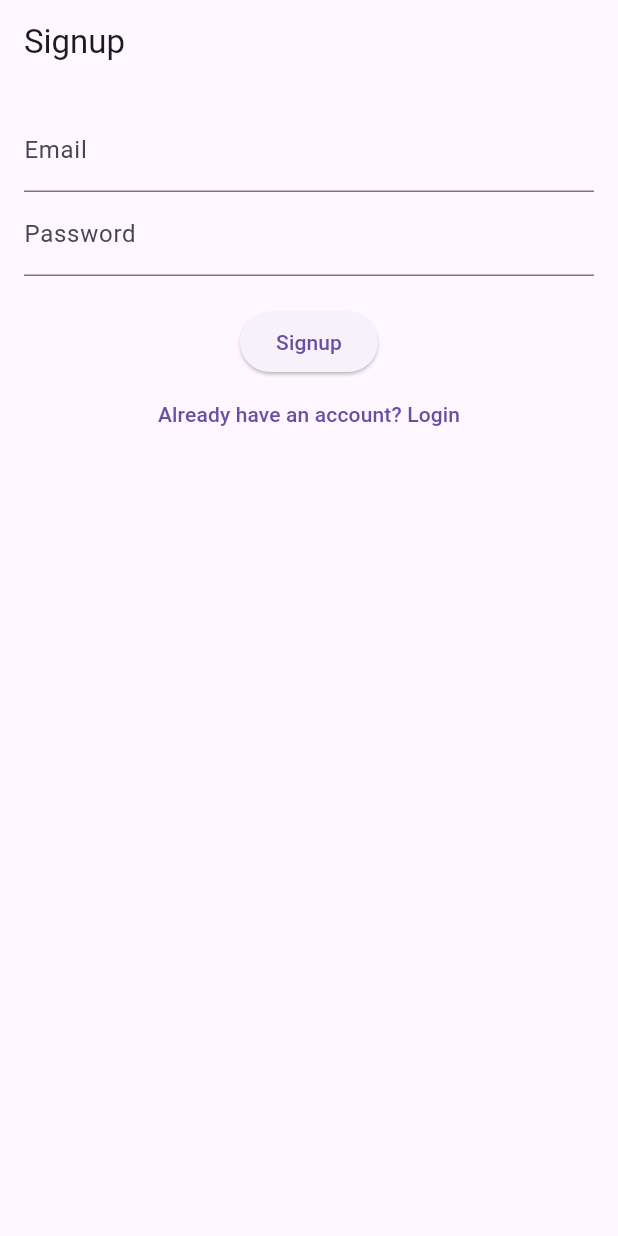
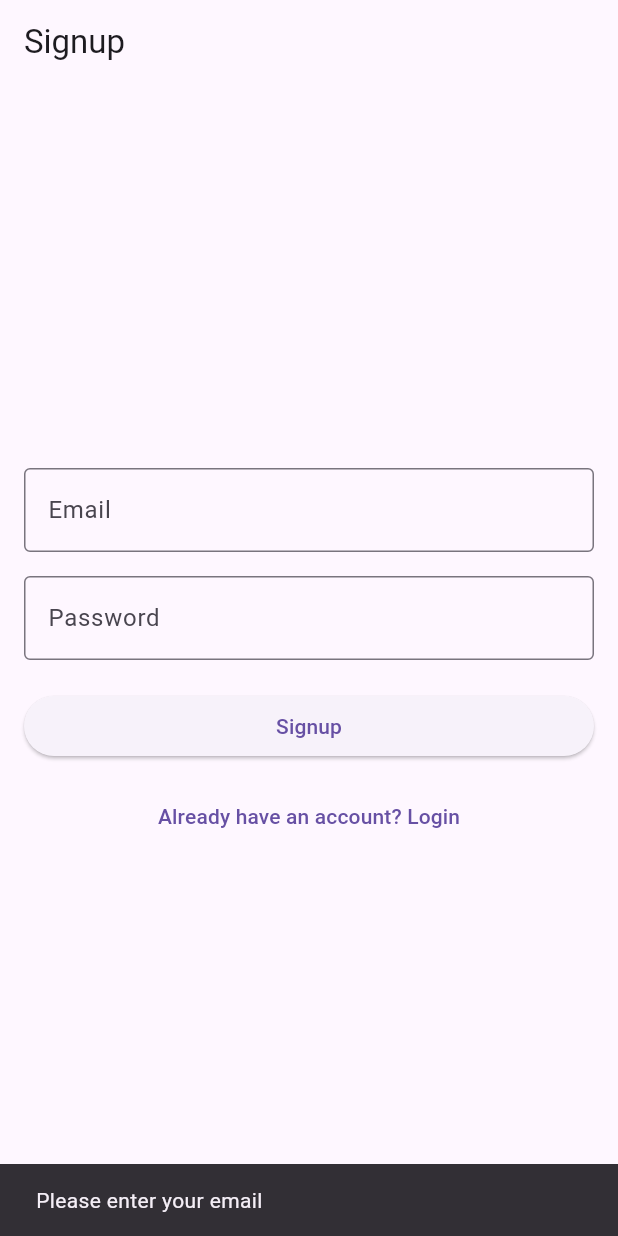
Before and after one commit to kalviumcommunity/Mediqueue, a Flutter app: the screen it shows after launch, after a tap on "Signup", on a phone screen of 412 x 824 dp. Run offline on Flutter 3.47's test engine with Material 3 defaults, Android fonts, the phone set to English and light mode, and no system bars; our stand-ins replace cloud_firestore, firebase_auth, firebase_core; accounts and stored records are empty.

Commit message:
signup and login fixed

```diff
--- a/mediqueue/lib/main.dart
+++ b/mediqueue/lib/main.dart
@@ -32,7 +32,7 @@ class MediQueueApp extends StatelessWidget {
       ),
       initialRoute: "/",
       routes: {
-        "/": (context) => SignupScreen(),
+        "/": (context) => const SignupScreen(),
         "/login": (context) => LoginScreen(),
         "/home": (context) => HomeScreen(),
       },
--- a/mediqueue/lib/screens/home_screen.dart
+++ b/mediqueue/lib/screens/home_screen.dart
@@ -6,6 +6,8 @@ class HomeScreen extends StatelessWidget {
   final FirestoreService _firestore = FirestoreService();
   final AuthService _auth = AuthService();
   final TextEditingController noteController = TextEditingController();
+
+  HomeScreen({super.key});
 
   @override
   Widget build(BuildContext context) {
--- a/mediqueue/lib/screens/signup_screen.dart
+++ b/mediqueue/lib/screens/signup_screen.dart
@@ -1,10 +1,72 @@
 import 'package:flutter/material.dart';
 import '../services/auth_service.dart';
 
-class SignupScreen extends StatelessWidget {
+class SignupScreen extends StatefulWidget {
+  const SignupScreen({Key? key}) : super(key: key);
+
+  @override
+  State<SignupScreen> createState() => _SignupScreenState();
+}
+
+class _SignupScreenState extends State<SignupScreen> {
   final emailController = TextEditingController();
   final passwordController = TextEditingController();
   final AuthService _authService = AuthService();
+  bool _isLoading = false;
+
+  @override
+  void dispose() {
+    emailController.dispose();
+    passwordController.dispose();
+    super.dispose();
+  }
+
+  Future<void> _handleSignup() async {
+    // Validate input
+    if (emailController.text.trim().isEmpty) {
+      ScaffoldMessenger.of(context).showSnackBar(
+        const SnackBar(content: Text("Please enter your email")),
+      );
+      return;
+    }
+
+    if (passwordController.text.isEmpty) {
+      ScaffoldMessenger.of(context).showSnackBar(
+        const SnackBar(content: Text("Please enter your password")),
+      );
+      return;
+    }
+
+    if (passwordController.text.length < 6) {
+      ScaffoldMessenger.of(context).showSnackBar(
+        const SnackBar(content: Text("Password must be at least 6 characters")),
+      );
+      return;
+    }
+
+    setState(() => _isLoading = true);
+
+    try {
+      final result = await _authService.signUp(
+        emailController.text.trim(),
+        passwordController.text,
+      );
+
+      if (!mounted) return;
+
+      if (result['success']) {
+        Navigator.pushReplacementNamed(context, "/home");
+      } else {
+        ScaffoldMessenger.of(context).showSnackBar(
+          SnackBar(content: Text(result['error'] ?? "Signup failed")),
+        );
+      }
+    } finally {
+      if (mounted) {
+        setState(() => _isLoading = false);
+      }
+    }
+  }
 
   @override
   Widget build(BuildContext context) {
@@ -13,22 +75,42 @@ class SignupScreen extends StatelessWidget {
       body: Padding(
         padding: const EdgeInsets.all(16),
         child: Column(
+          mainAxisAlignment: MainAxisAlignment.center,
           children: [
-            TextField(controller: emailController, decoration: const InputDecoration(labelText: "Email")),
-            TextField(controller: passwordController, decoration: const InputDecoration(labelText: "Password"), obscureText: true),
+            TextField(
+              controller: emailController,
+              decoration: const InputDecoration(
+                labelText: "Email",
+                border: OutlineInputBorder(),
+              ),
+              keyboardType: TextInputType.emailAddress,
+              enabled: !_isLoading,
+            ),
+            const SizedBox(height: 16),
+            TextField(
+              controller: passwordController,
+              decoration: const InputDecoration(
+                labelText: "Password",
+                border: OutlineInputBorder(),
+              ),
+              obscureText: true,
+              enabled: !_isLoading,
+            ),
             const SizedBox(height: 20),
-            ElevatedButton(
-              child: const Text("Signup"),
-              onPressed: () async {
-                final user = await _authService.signUp(
-                  emailController.text,
-                  passwordController.text,
-                );
-                if (user != null) {
-                  Navigator.pushReplacementNamed(context, "/home");
-                }
-              },
+            SizedBox(
+              width: double.infinity,
+              child: ElevatedButton(
+                onPressed: _isLoading ? null : _handleSignup,
+                child: _isLoading
+                    ? const SizedBox(
+                        height: 20,
+                        width: 20,
+                        child: CircularProgressIndicator(strokeWidth: 2),
+                      )
+                    : const Text("Signup"),
+              ),
             ),
+            const SizedBox(height: 12),
             TextButton(
               onPressed: () => Navigator.pushNamed(context, "/login"),
               child: const Text("Already have an account? Login"),
```
Also changed, not shown: mediqueue/lib/screens/login_screen.dart (+88 -14 lines), mediqueue/lib/services/auth_service.dart (+62 -8 lines), 2 other files.
